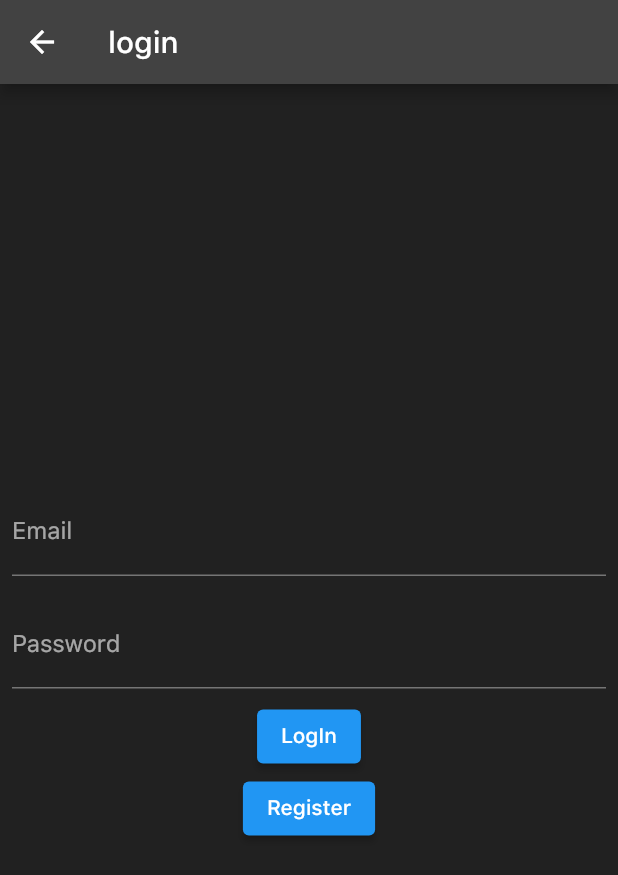
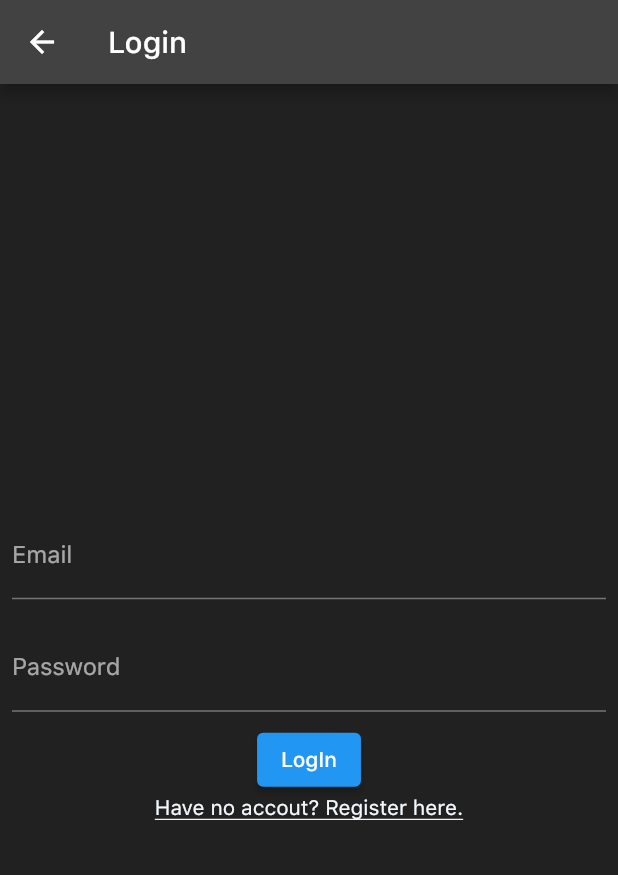
Before and after one commit to bernardofalle/FitLink-AS, a Flutter app: the LoginScreen screen opened by its route, on a phone screen of 412 x 824 dp. Shown: the top 875 px of the screen. Run offline on Flutter 3.47's test engine with Material 2 defaults, Android fonts, the light colour scheme and no system bars; our stand-ins replace cloud_firestore, firebase_auth, firebase_core, flutter_screenutil, flutter_spinkit, flutter_svg and 2 more; accounts and stored records are empty.

Commit message:
register button on login screen

```diff
--- a/fitlink/lib/Screens/Welcome/register.dart
+++ b/fitlink/lib/Screens/Welcome/register.dart
@@ -16,7 +16,7 @@ class RegisterScreen extends StatelessWidget {
 
     return Scaffold(
       appBar: AppBar(
-        title: Text('register'),
+        title: Text('Sign Up'),
       ),
       body: Column(
         mainAxisAlignment: MainAxisAlignment.center,
--- a/fitlink/lib/Screens/Welcome/sign_in.dart
+++ b/fitlink/lib/Screens/Welcome/sign_in.dart
@@ -16,7 +16,7 @@ class LoginScreen extends StatelessWidget {
 
     return Scaffold(
       appBar: AppBar(
-        title: const Text('login'),
+        title: const Text('Login'),
       ),
       body: Column(
         mainAxisAlignment: MainAxisAlignment.center,
@@ -51,11 +51,16 @@ class LoginScreen extends StatelessWidget {
             },
             child: const Text("LogIn"),
           ),
-          ElevatedButton(
-              onPressed: () {
+          InkWell(
+            onTap: () {
                 Navigator.pushNamed(context, '/register');
-              },
-              child: const Text("Register"))
+            },
+            child: Container(
+
+                child: Text("Have no accout? Register here.",style: TextStyle(decoration: TextDecoration.underline),),
+            ),
+          ),
+
         ],
       ),
     );
```
Also changed, not shown: fitlink/lib/Screens/Profile/home_screen.dart (+0 -7 lines), fitlink/lib/Screens/Profile/profile_screen.dart (+16 -0 lines), fitlink/pubspec.lock, 1 other file.
